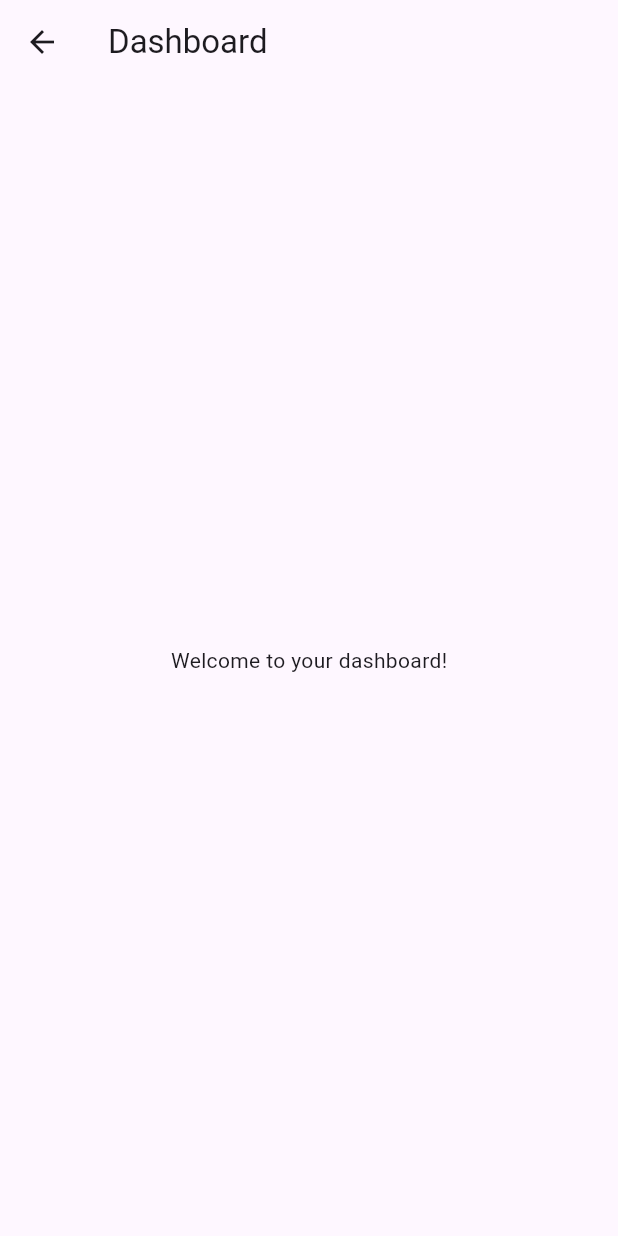
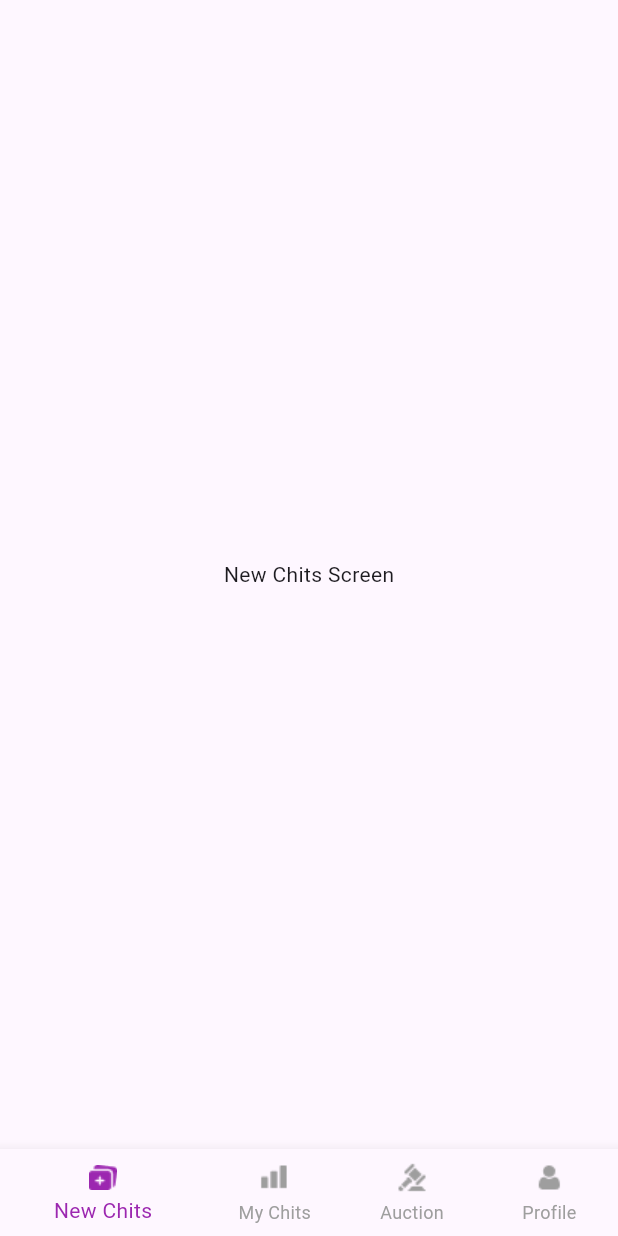
Before and after one commit to SerendipityOrg/chitbox-app, a Flutter app: the DashboardScreen screen opened by its route, on a phone screen of 412 x 824 dp. Run offline on Flutter 3.47's test engine with Material 3 defaults, Android fonts, the phone set to English and light mode, and no system bars; our stand-ins replace country_code_picker, intl_phone_field, pin_code_fields.

Commit message:
Implement MVVM Architecture and Unit Tests for Dashboard Bottom Navigation
- Organized project structure for better maintainability.
- Added local assets and updated pubspec.yaml.
- Created reusable BottomNavBar widget for consistent navigation experience.
- Integrated BottomNavBar in DashboardScreen.
- Created placeholder screens for New Chits, My Chits, Auction, and Profile tabs.
- Implemented unit tests to verify the bottom navigation bar functionality.

```diff
--- a/lib/features/Create_Account/view/pages/AccountCreatedScreen.dart
+++ b/lib/features/Create_Account/view/pages/AccountCreatedScreen.dart
@@ -17,6 +17,7 @@ class _AccountCreatedScreenState extends State<AccountCreatedScreen> {
     super.initState();
     Timer(const Duration(seconds: 5), () {
       Navigator.of(context).pushReplacementNamed(AppRoutes.dashboard);
+
     });
   }
 
--- a/lib/features/home/DashboardScreen.dart
+++ b/lib/features/home/DashboardScreen.dart
@@ -1,14 +1,41 @@
+import 'package:chitbox_app/features/home/AuctionScreen.dart';
+import 'package:chitbox_app/features/home/MyChitsScreen.dart';
+import 'package:chitbox_app/features/home/NewChitsScreen.dart';
+import 'package:chitbox_app/features/home/ProfileScreen.dart';
+import 'package:chitbox_app/navigation_menu.dart';
 import 'package:flutter/material.dart';
 
-class DashboardScreen extends StatelessWidget {
+class DashboardScreen extends StatefulWidget {
+  @override
+  _DashboardScreenState createState() => _DashboardScreenState();
+}
+
+class _DashboardScreenState extends State<DashboardScreen> {
+  int _currentIndex = 0;
+
+  final List<Widget> _screens = [
+    NewChitsScreen(),
+    MyChitsScreen(),
+    AuctionScreen(),
+    ProfileScreen(),
+  ];
+
+  void _onTabTapped(int index) {
+    setState(() {
+      _currentIndex = index;
+    });
+  }
+
   @override
   Widget build(BuildContext context) {
     return Scaffold(
-      appBar: AppBar(
-        title: Text('Dashboard'),
+      body: IndexedStack(
+        index: _currentIndex,
+        children: _screens,
       ),
-      body: Center(
-        child: Text('Welcome to your dashboard!'),
+      bottomNavigationBar: BottomNavBar(
+        currentIndex: _currentIndex,
+        onTap: _onTabTapped,
       ),
     );
   }
--- /dev/null
+++ b/lib/features/home/NewChitsScreen.dart
@@ -0,0 +1,10 @@
+import 'package:flutter/material.dart';
+
+class NewChitsScreen extends StatelessWidget {
+  @override
+  Widget build(BuildContext context) {
+    return Center(
+      child: Text('New Chits Screen'),
+    );
+  }
+}
--- a/lib/main.dart
+++ b/lib/main.dart
@@ -1,5 +1,3 @@
-// main.dart
-
 import 'package:flutter/material.dart';
 import 'package:chitbox_app/routes/app_routes.dart';
 
--- /dev/null
+++ b/lib/navigation_menu.dart
@@ -0,0 +1,59 @@
+import 'package:flutter/material.dart';
+
+class BottomNavBar extends StatefulWidget {
+  final int currentIndex;
+  final Function(int) onTap;
+
+  BottomNavBar({required this.currentIndex, required this.onTap});
+
+  @override
+  _BottomNavBarState createState() => _BottomNavBarState();
+}
+
+class _BottomNavBarState extends State<BottomNavBar> {
+  @override
+  Widget build(BuildContext context) {
+    return BottomNavigationBar(
+      currentIndex: widget.currentIndex,
+      onTap: widget.onTap,
+      items: [
+        BottomNavigationBarItem(
+          icon: Image.asset(
+            'assets/logos/NewChits_bottom_nav_icon.png',
+            color: widget.currentIndex == 0 ? Colors.purple : Colors.grey,
+            height: 24,
+          ),
+          label: 'New Chits',
+        ),
+        BottomNavigationBarItem(
+          icon: Image.asset(
+            'assets/logos/MyChits_bottom_nav_icon.png',
+            color: widget.currentIndex == 1 ? Colors.purple : Colors.grey,
+            height: 24,
+          ),
+          label: 'My Chits',
+        ),
+        BottomNavigationBarItem(
+          icon: Image.asset(
+            'assets/logos/Auction_bottom_nav_icon.png',
+            color: widget.currentIndex == 2 ? Colors.purple : Colors.grey,
+            height: 24,
+          ),
+          label: 'Auction',
+        ),
+        BottomNavigationBarItem(
+          icon: Image.asset(
+            'assets/logos/Profile_bottom_nav_icon.png',
+            color: widget.currentIndex == 3 ? Colors.purple : Colors.grey,
+            height: 24,
+          ),
+          label: 'Profile',
+        ),
+      ],
+      selectedItemColor: Colors.purple,
+      unselectedItemColor: Colors.grey,
+      showSelectedLabels: true,
+      showUnselectedLabels: true,
+    );
+  }
+}
--- a/lib/routes/app_routes.dart
+++ b/lib/routes/app_routes.dart
@@ -22,6 +22,11 @@ class AppRoutes {
   static const String invitation = '/invitation';
   static const String onboarding = '/onboarding';
   static const String otp = '/otp'; // Add the OTP route
+
+  static const String newChits = '/newChits';
+  static const String myChits = '/myChits';
+  static const String auction = '/auction';
+  static const String profile = '/profile';
 
   static Route<dynamic> generateRoute(RouteSettings settings) {
     switch (settings.name) {
```
Also changed, not shown: lib/features/home/AuctionScreen.dart (added, +10 -0 lines), lib/features/home/MyChitsScreen.dart (added, +10 -0 lines), lib/features/home/ProfileScreen.dart (added, +10 -0 lines), assets/logos/Auction_bottom_nav_icon.png (added), assets/logos/MyChits_bottom_nav_icon.png (added), assets/logos/NewChits_bottom_nav_icon.png (added), assets/logos/Profile_bottom_nav_icon.png (added), 1 other file.
